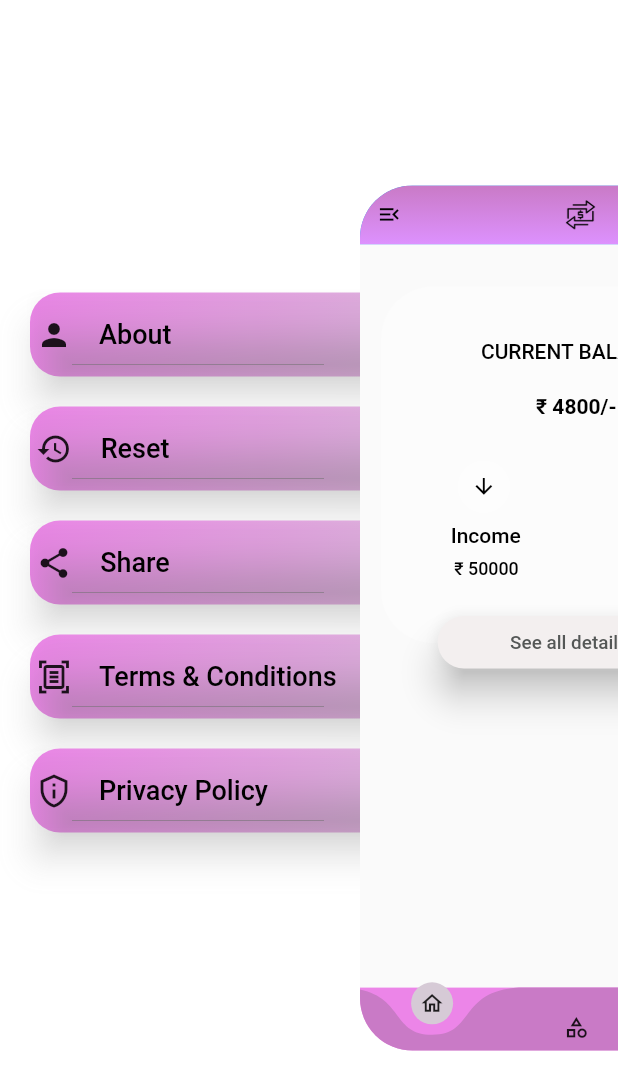
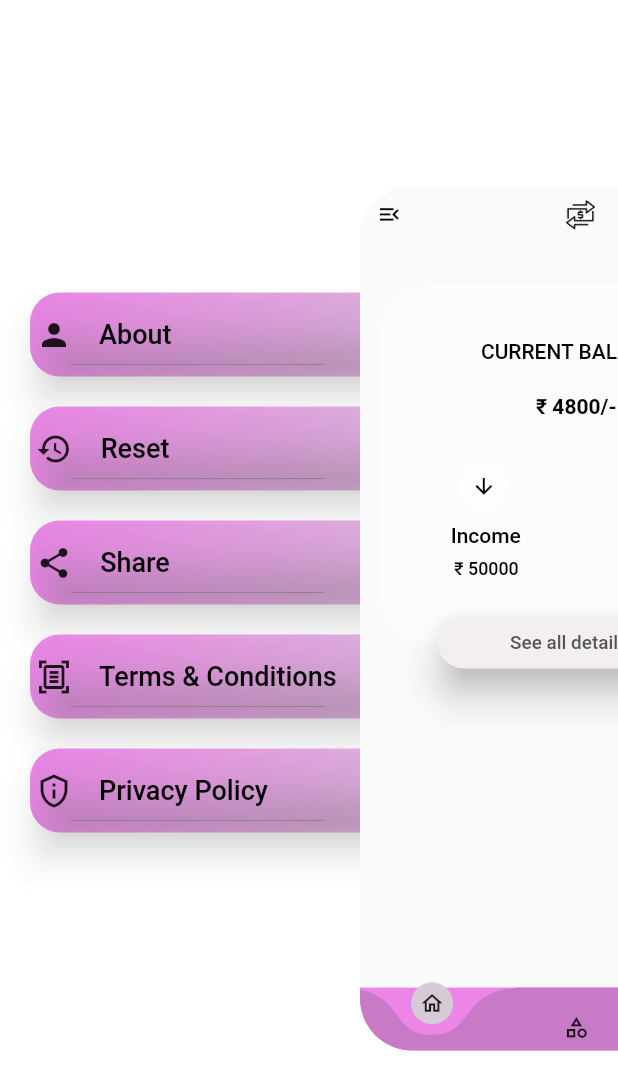
Before and after one commit to Nidhinlalp/SimpleMoneyManager, a Flutter app: the screen it shows after launch, after a tap on the "menu open" icon, on a phone screen of 412 x 824 dp. Shown: the top 1090 px of the screen. Run offline on Flutter 3.47's test engine with Material 2 defaults, Android fonts, the phone set to English and light mode, and no system bars; drawn by our look-alikes of curved_navigation_bar, flutter_zoom_drawer; our stand-ins replace awesome_snackbar_content, flip_card, flutter_slidable, google_fonts, hive, hive_flutter; missing offline and left inert: animate_gradient; accounts and stored records are empty.

Commit message:
ui week 8

```diff
--- a/lib/screens/transactions/screen_transaction.dart
+++ b/lib/screens/transactions/screen_transaction.dart
@@ -9,7 +9,7 @@ import 'package:simplemoneymanager/db_functions/transaction/transaction_db.dart'
 import 'package:simplemoneymanager/models/cetegory/cetegory_models.dart';
 import 'package:simplemoneymanager/models/transaction/transaction_model.dart';
 import 'package:simplemoneymanager/screens/transactions/menu_bar.dart';
-import '../add_transaction/screen_add_transaction.dart';
+import '../add_transaction/floting_animation.dart';
 
 class ScreenTransaction extends StatelessWidget {
   const ScreenTransaction({super.key});
@@ -38,6 +38,8 @@ class ScreenTransaction extends StatelessWidget {
           ],
           child: Scaffold(
             appBar: AppBar(
+              backgroundColor: Colors.transparent,
+
               title: Center(
                 child: Image.asset(
                   'assets/images/money-transfer-2647242-2208355.png',
@@ -45,18 +47,7 @@ class ScreenTransaction extends StatelessWidget {
                   height: 30,
                 ),
               ),
-              flexibleSpace: Container(
-                decoration: const BoxDecoration(
-                  gradient: LinearGradient(
-                    begin: Alignment.topCenter,
-                    end: Alignment.bottomCenter,
-                    colors: <Color>[
-                      Color.fromARGB(255, 201, 122, 198),
-                      Color.fromARGB(255, 221, 145, 254),
-                    ],
-                  ),
-                ),
-              ),
+
               leading: const MenuBar(),
               actions: [
                 IconButton(
@@ -404,24 +395,25 @@ class ScreenTransaction extends StatelessWidget {
             ),
 
             //flotting action button
+                      floatingActionButton: const CustomFABWidget(),
 
-            floatingActionButton: FloatingActionButton(
-              onPressed: () {
-                Navigator.push(
-                  context,
-                  MaterialPageRoute(
-                    builder: (context) => const ScreenAddTransaction(),
-                  ),
-                );
-              },
-              // ignore: sort_child_properties_last
-              child: const Icon(
-                Icons.add,
-              ),
-              backgroundColor: const Color.fromARGB(255, 201, 122, 198),
-              foregroundColor: const Color.fromARGB(255, 10, 10, 10),
-              splashColor: const Color.fromARGB(255, 245, 245, 245),
-            ),
+            // floatingActionButton: FloatingActionButton(
+            //   onPressed: () {
+            //     Navigator.push(
+            //       context,
+            //       MaterialPageRoute(
+            //         builder: (context) => const ScreenAddTransaction(),
+            //       ),
+            //     );
+            //   },
+            //   // ignore: sort_child_properties_last
+            //   child: const Icon(
+            //     Icons.add,
+            //   ),
+            //   backgroundColor: const Color.fromARGB(255, 201, 122, 198),
+            //   foregroundColor: const Color.fromARGB(255, 10, 10, 10),
+            //   splashColor: const Color.fromARGB(255, 245, 245, 245),
+            // ),
           ),
         );
       },
```
